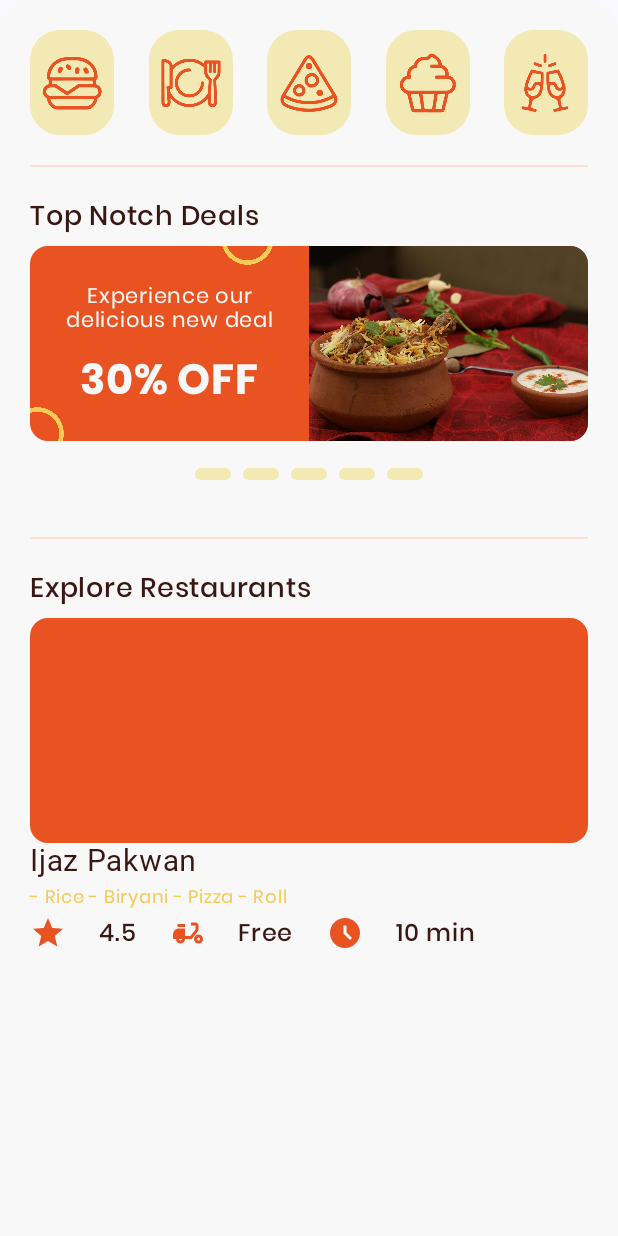
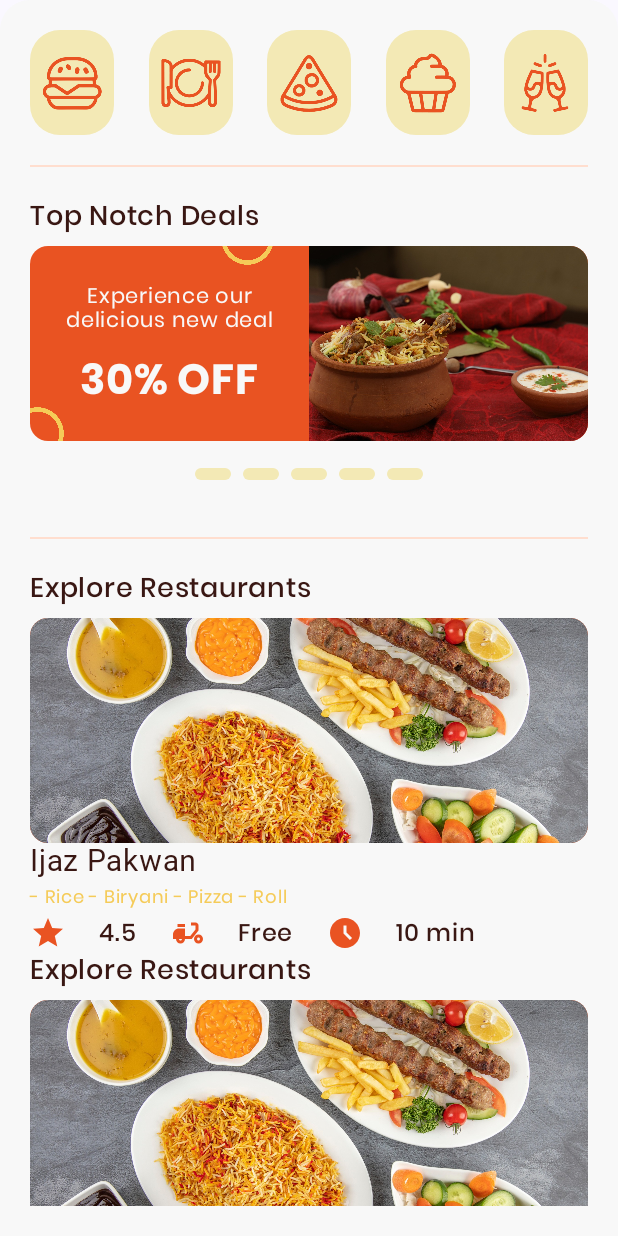
Before and after one commit to farazsidiqui2k23/EatsGo, an Android app built with Jetpack Compose: the composable HomeCardLayout shown on its own in the app's theme, on a phone screen of 412 x 824 dp. Run offline under Robolectric (Android 15) with nearby library versions, the phone set to English and light mode, and no system bars; Roboto replaces fonts that are not available here; 1 statement that could not run was skipped.

Commit message:
Home Screen UI

```diff
--- a/app/src/main/java/com/example/eatsgo/ui_screens/HomeScreen.kt
+++ b/app/src/main/java/com/example/eatsgo/ui_screens/HomeScreen.kt
@@ -252,6 +252,12 @@ fun HomeCardLayout(modifier: Modifier = Modifier) {
                 Spacer(modifier = Modifier.height(20.dp))
 
                 Restaurants(modifier)
+                Restaurants(modifier)
+                Restaurants(modifier)
+                Restaurants(modifier)
+                Restaurants(modifier)
+
+
             }
         }
     }
@@ -366,7 +372,7 @@ fun TopDeals(modifier: Modifier = Modifier) {
                 }
             }
         }
-        Box(modifier.fillMaxWidth(), contentAlignment = Alignment.Center){
+        Box(modifier.fillMaxWidth(), contentAlignment = Alignment.Center) {
             LazyRow(modifier = Modifier.padding(0.dp, 14.dp)) {
                 items(displayedDeal) { index ->
                     Box(
@@ -406,7 +412,12 @@ fun Restaurants(modifier: Modifier = Modifier) {
                     OrangeBase
                 )
             ) {
-
+                Image(
+                    painter = painterResource(R.drawable.dish),
+                    contentDescription = "Dummy Img",
+                    modifier = Modifier.fillMaxSize(),
+                    contentScale = ContentScale.Crop
+                )
             }
             Text(
                 text = "Ijaz Pakwan",
@@ -420,7 +431,11 @@ fun Restaurants(modifier: Modifier = Modifier) {
                 fontFamily = FontFamily(Font(R.font.poppins_regular)),
                 color = YellowBase
             )
-            Row(modifier.fillMaxWidth(.8f),verticalAlignment = Alignment.CenterVertically, horizontalArrangement = Arrangement.SpaceBetween) {
+            Row(
+                modifier.fillMaxWidth(.8f),
+                verticalAlignment = Alignment.CenterVertically,
+                horizontalArrangement = Arrangement.SpaceBetween
+            ) {
                 Icon(Icons.Default.Star, contentDescription = "Rating", tint = OrangeBase)
                 Text(
                     text = "4.5",
@@ -428,7 +443,11 @@ fun Restaurants(modifier: Modifier = Modifier) {
                     fontSize = 16.sp,
                     color = Brown
                 )
-                Icon(Icons.Default.DeliveryDining, contentDescription = "Delivery", tint = OrangeBase)
+                Icon(
+                    Icons.Default.DeliveryDining,
+                    contentDescription = "Delivery",
+                    tint = OrangeBase
+                )
                 Text(
                     text = "Free",
                     fontFamily = FontFamily(Font(R.font.poppins_medium)),
```
Lines whose indentation alone changed are shown as unchanged.
